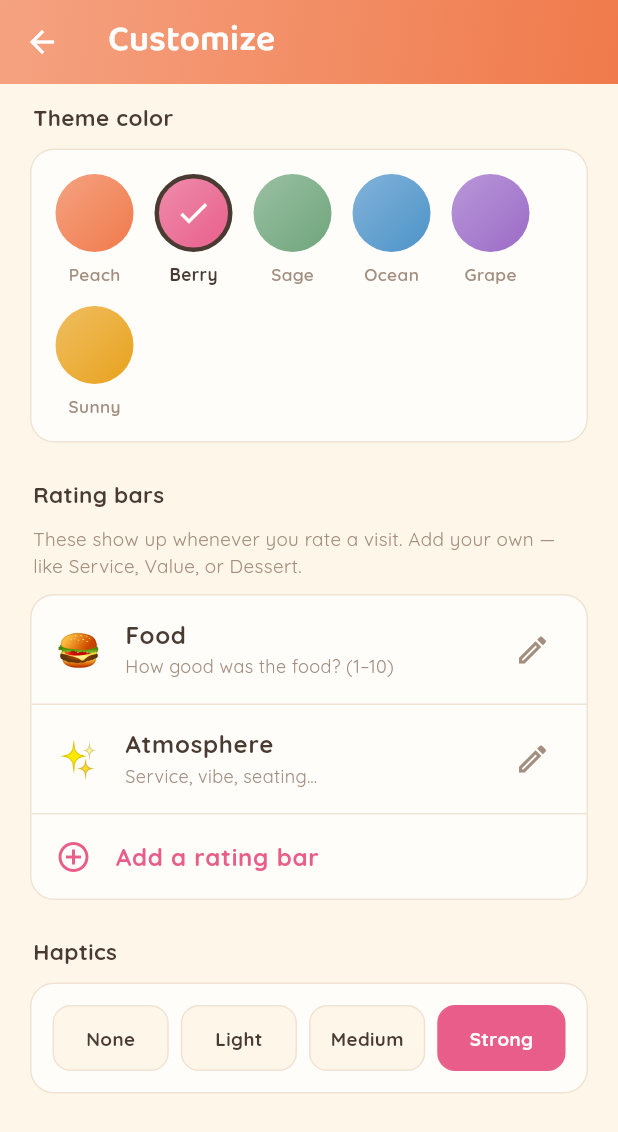
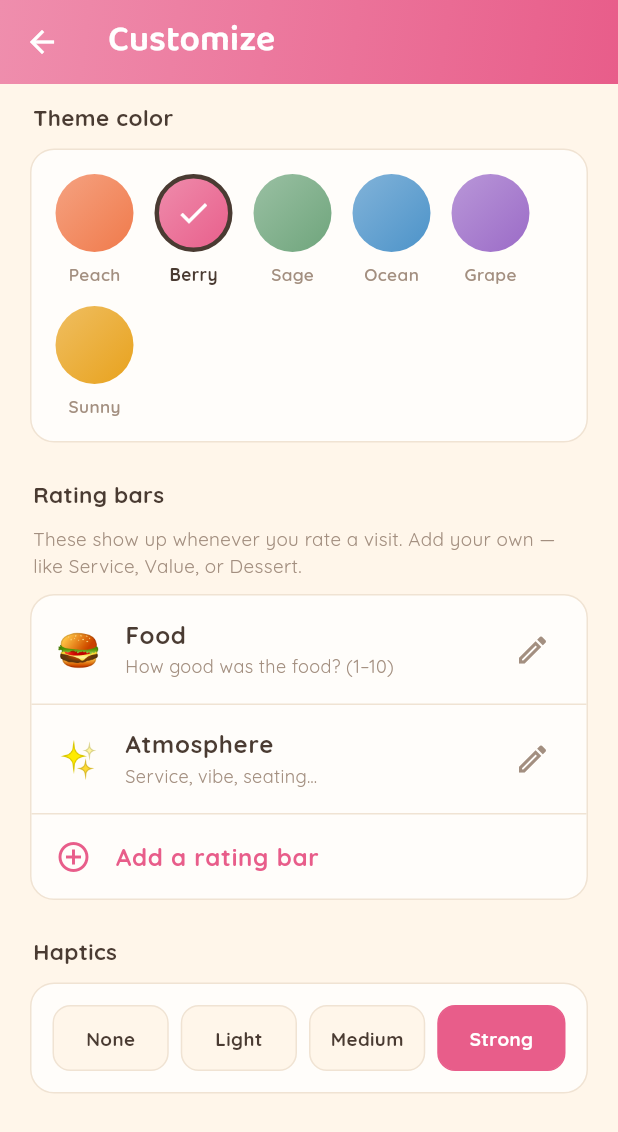
Before and after one commit to AviCagan/Restaurant-tracking, a Flutter app: the CustomizeScreen screen opened directly, after a tap on "Berry", on a phone screen of 412 x 824 dp. Shown: the top 1132 px of the screen. Run offline on Flutter 3.47's test engine with Material 3 defaults, Android fonts, the phone set to English and light mode, and no system bars; our stand-ins replace cached_network_image, cloud_firestore, firebase_auth, firebase_core, firebase_storage, flutter_local_notifications and 9 more; accounts and stored records are empty; generated files the repository leaves out were written again.

Commit message:
Fix want-to-go badge, live theme switching, and emoji field size
- Want-to-go places with no visits no longer show a 0 score: cards get a
  golden star badge and a "Want to go" tag instead of the visit count, and
  the detail header shows a star with "Want to go" in place of the overall
  number.
- Picking a theme color now recolors the whole app instantly. The gradient
  header, GradientAppBar, and welcome screen never re-read the theme, so
  they kept the old accent until something else forced a rebuild — they now
  listen for palette changes directly.
- The emoji box in the rating-bar editor was clipping the emoji; it is
  wider now with padding that fits the larger glyph.

Co-Authored-By: Claude Fable 5 <noreply@anthropic.com>
Claude-Session: https://claude.ai/code/session_01EyujdCbA9PVdFpE7vHT831

```diff
--- a/lib/models/restaurant.dart
+++ b/lib/models/restaurant.dart
@@ -89,6 +89,10 @@ class Restaurant {
     return dineIn.fold<int>(0, (s, v) => s + v.atmosphereRating) /
         dineIn.length;
   }
+
+  /// On the wishlist and never visited — show a "want to go" marker
+  /// instead of a (meaningless) zero score.
+  bool get isWishlisted => wantToGo && visits.isEmpty;
 
   /// Overall = average of each visit's own score (takeout = food only).
   double get overallRating {
--- a/lib/screens/main_scaffold.dart
+++ b/lib/screens/main_scaffold.dart
@@ -93,12 +93,17 @@ class _MainScaffoldState extends State<MainScaffold> {
     return Scaffold(
       body: Column(
         children: [
-          Container(
-            width: double.infinity,
-            padding: EdgeInsets.fromLTRB(16, topInset + 12, 16, 20),
-            decoration: BoxDecoration(
-              gradient: AppTheme.accentGradient,
-              borderRadius: const BorderRadius.vertical(bottom: Radius.circular(30)),
+          ValueListenableBuilder<int>(
+            valueListenable: AppPrefs.themeAccent,
+            builder: (context, _, child) => Container(
+              width: double.infinity,
+              padding: EdgeInsets.fromLTRB(16, topInset + 12, 16, 20),
+              decoration: BoxDecoration(
+                gradient: AppTheme.accentGradient,
+                borderRadius:
+                    const BorderRadius.vertical(bottom: Radius.circular(30)),
+              ),
+              child: child,
             ),
             child: Row(
               children: [
--- a/lib/screens/welcome_screen.dart
+++ b/lib/screens/welcome_screen.dart
@@ -35,6 +35,7 @@ class _WelcomeScreenState extends State<WelcomeScreen> {
 
   @override
   Widget build(BuildContext context) {
+    Theme.of(context); // rebuild when the theme (accent palette) changes
     return Scaffold(
       body: Container(
         decoration: BoxDecoration(gradient: AppTheme.accentGradient),
--- a/lib/widgets/gradient_app_bar.dart
+++ b/lib/widgets/gradient_app_bar.dart
@@ -1,5 +1,6 @@
 import 'package:flutter/material.dart';
 
+import '../data/app_prefs.dart';
 import '../theme/app_theme.dart';
 
 /// A bold gradient app bar that gives the app its colorful, friendly header.
@@ -14,7 +15,10 @@ class GradientAppBar extends StatelessWidget implements PreferredSizeWidget {
 
   @override
   Widget build(BuildContext context) {
-    return AppBar(
+    // Listen to the palette so the gradient recolors the moment it changes.
+    return ValueListenableBuilder<int>(
+      valueListenable: AppPrefs.themeAccent,
+      builder: (context, _, __) => AppBar(
         backgroundColor: Colors.transparent,
         surfaceTintColor: Colors.transparent,
         foregroundColor: Colors.white,
@@ -26,6 +30,7 @@ class GradientAppBar extends StatelessWidget implements PreferredSizeWidget {
         flexibleSpace: Container(
           decoration: BoxDecoration(gradient: AppTheme.accentGradient),
         ),
+      ),
     );
   }
 }
```
Also changed, not shown: lib/screens/customize_screen.dart (+9 -3 lines), lib/screens/restaurant_detail_screen.dart (+8 -4 lines), lib/widgets/restaurant_card.dart (+42 -2 lines). Lines whose indentation alone changed are shown as unchanged.
